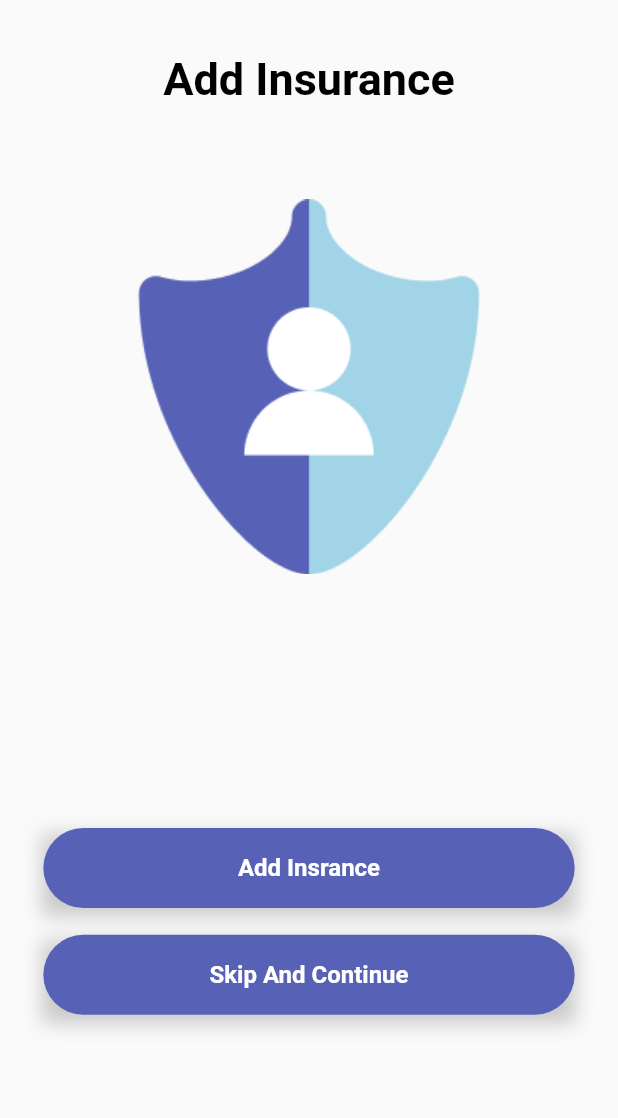
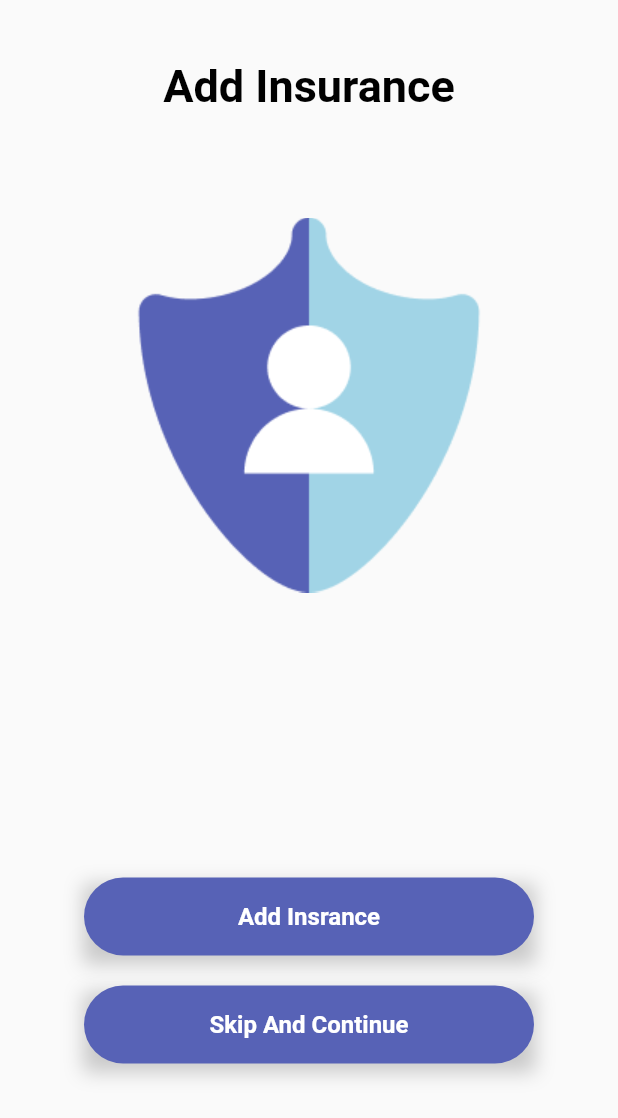
Before and after one commit to umarwaseeem/E-Health-Flutter, a Flutter app: the screen it shows after launch, after a tap on "Confirm And Save", on a phone screen of 412 x 824 dp. Shown: the top 1118 px of the screen. Run offline on Flutter 3.47's test engine with Material 2 defaults, Android fonts, the phone set to English and light mode, and no system bars; our stand-ins replace flutter_screenutil; Roboto replaces fonts that are missing (Poppins).

Commit message:
media query fix

```diff
--- a/lib/add_insurance_screen/add_insurance_screen.dart
+++ b/lib/add_insurance_screen/add_insurance_screen.dart
@@ -16,9 +16,13 @@ class AddInsuranceScreen extends StatelessWidget {
       child: Scaffold(
         body: SingleChildScrollView(
           child: ScreenUtilInit(
-            designSize: const Size(428, 926),
+            designSize: Size(
+              MediaQuery.of(context).size.width,
+              MediaQuery.of(context).size.height,
+            ),
             builder: (context, widget) => Container(
               margin: EdgeInsets.only(left: 30.w, right: 30.w, top: 40.h),
+              child: Center(
                 child: Column(
                   children: [
                     Text("Add Insurance", style: textTheme.headline1),
@@ -26,8 +30,8 @@ class AddInsuranceScreen extends StatelessWidget {
                     Image.asset("assets/images/insurance.png"),
                     SizedBox(height: 190.h),
                     Container(
-                    height: 60.h,
-                    width: 370.w,
+                      height: 52.h,
+                      width: 300.w,
                       decoration: BoxDecoration(
                         // apply shadow to the container
                         boxShadow: [
@@ -50,8 +54,8 @@ class AddInsuranceScreen extends StatelessWidget {
                     ),
                     SizedBox(height: 20.h),
                     Container(
-                    height: 60.h,
-                    width: 370.w,
+                      height: 52.h,
+                      width: 300.w,
                       decoration: BoxDecoration(
                         // apply shadow to the container
                         boxShadow: [
@@ -78,6 +82,7 @@ class AddInsuranceScreen extends StatelessWidget {
             ),
           ),
         ),
+      ),
     );
   }
 }
--- a/lib/create_profile/create_profile_screen.dart
+++ b/lib/create_profile/create_profile_screen.dart
@@ -18,9 +18,12 @@ class CreateProfileScreen extends StatelessWidget {
       child: Scaffold(
         body: SingleChildScrollView(
           child: ScreenUtilInit(
-            designSize: const Size(428, 926),
+            designSize: Size(
+              MediaQuery.of(context).size.width,
+              MediaQuery.of(context).size.height,
+            ),
             builder: (context, widget) => Container(
-              margin: EdgeInsets.only(left: 30.w, right: 30.w, top: 40.h),
+              margin: EdgeInsets.only(left: 30.w, right: 30.w, top: 20.h),
               child: Column(
                 children: [
                   Row(
@@ -33,7 +36,6 @@ class CreateProfileScreen extends StatelessWidget {
                       ),
                     ],
                   ),
-                  SizedBox(height: 30.h),
                   Container(
                     margin: EdgeInsets.only(top: 30.h, bottom: 20.h),
                     height: 170.h,
@@ -133,8 +135,8 @@ class CreateProfileScreen extends StatelessWidget {
                   ),
                   SizedBox(height: 30.h),
                   Container(
-                    height: 60.h,
-                    width: 370.w,
+                    height: 52.h,
+                    width: 300.w,
                     decoration: BoxDecoration(
                       // apply shadow to the container
                       boxShadow: [
@@ -157,6 +159,7 @@ class CreateProfileScreen extends StatelessWidget {
                               context, AddInsuranceScreen.routeName);
                         }),
                   ),
+                  SizedBox(height: 28.h),
                 ],
               ),
             ),
```
Lines whose indentation alone changed are shown as unchanged.
